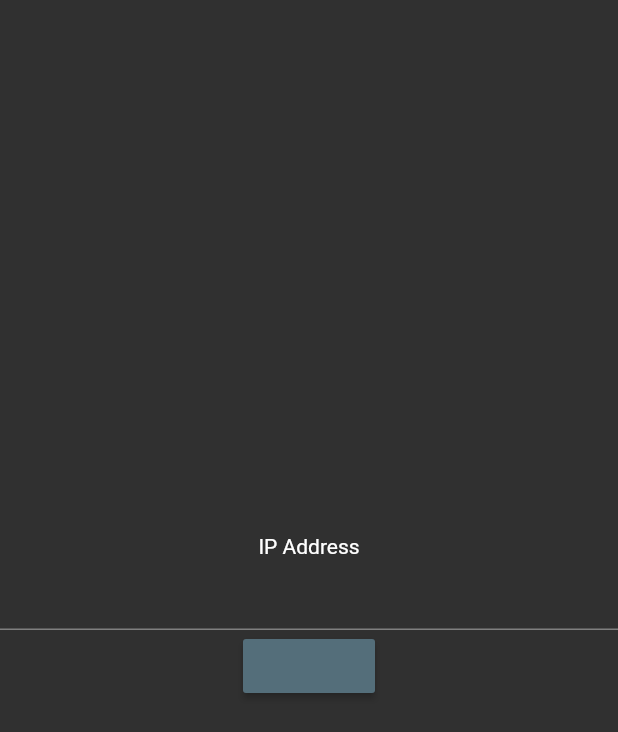
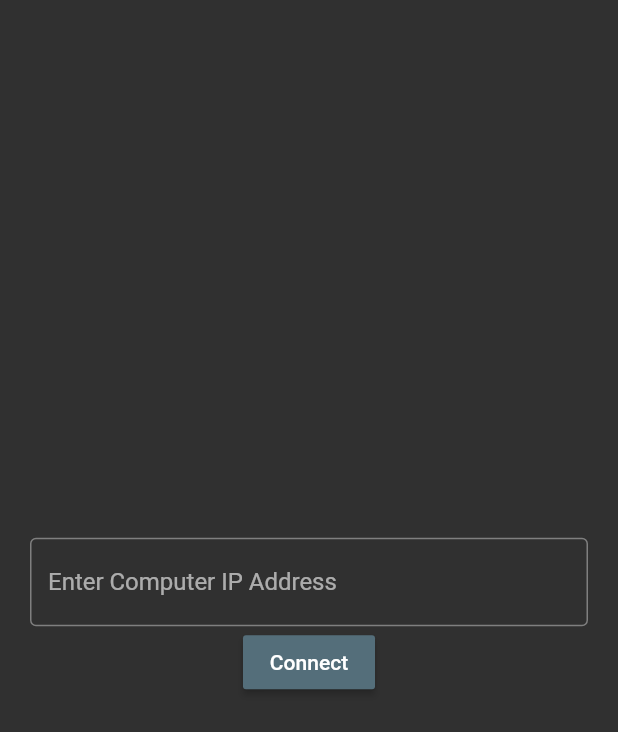
Before and after one commit to HeyItsPatrick/VolumeMixerCompanion, a Flutter app: the screen it shows after launch, on a phone screen of 412 x 824 dp. Shown: the top 732 px of the screen. Run offline on Flutter 3.47's test engine with Material 2 defaults, Android fonts, the phone set to English and light mode, and no system bars.

Commit message:
Cleaned up Home page a little

```diff
--- a/lib/main.dart
+++ b/lib/main.dart
@@ -38,16 +38,26 @@ class Home extends StatelessWidget {
       body: SafeArea(
         child: Form(
           key: _formKey,
+          child: Padding(
+            padding: const EdgeInsets.all(20.0),
             child: Column(
               crossAxisAlignment: CrossAxisAlignment.center,
               mainAxisAlignment: MainAxisAlignment.center,
               children: <Widget>[
-              Text("IP Address"),
                 TextFormField(
+                  decoration: InputDecoration(
+                    labelText: "Enter Computer IP Address",
+                    hintText: "123.123.123.123",
+                    border: OutlineInputBorder(),
+                  ),
                   keyboardType: TextInputType.phone,
                   inputFormatters: [
-                  WhitelistingTextInputFormatter(RegExp("[0-9.]"))
+                    WhitelistingTextInputFormatter(RegExp("[0-9.\n]"))
                   ],
+textInputAction: TextInputAction.done,
+onFieldSubmitted: (value){
+_formKey.currentState.validate();
+},
                   validator: (value) {
                     var regEx =
                         RegExp(r'^\d{1,3}[.]\d{1,3}[.]\d{1,3}[.]\d{1,3}$');
@@ -63,6 +73,7 @@ class Home extends StatelessWidget {
                   },
                 ),
                 RaisedButton(
+                  child: Text("Connect"),
                   onPressed: () {
                     final state = _formKey.currentState;
                     if (state.validate()) {
@@ -79,6 +90,7 @@ class Home extends StatelessWidget {
             ),
           ),
         ),
+      ),
     );
   }
 }
```
Lines whose indentation alone changed are shown as unchanged.
